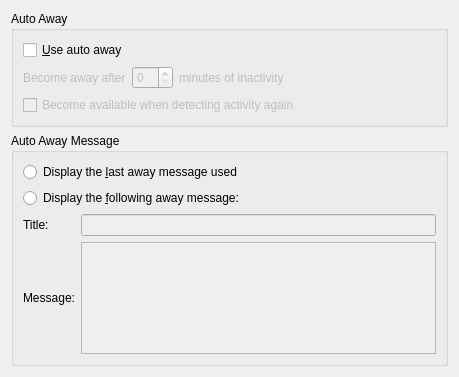
Above: kopete/config/behavior/behaviorconfig_away.ui from KDE/kopete before the change. Below: the same form after it.
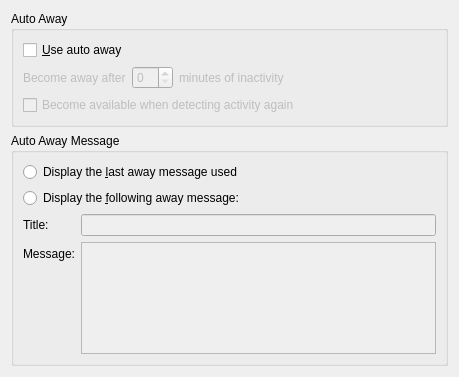
That is the form after the change. Custom widgets are drawn as their Qt base class.

Commit message: use QFormLayouts where appropriate

Patch:
```diff
--- a/kopete/config/behavior/behaviorconfig_away.ui
+++ b/kopete/config/behavior/behaviorconfig_away.ui
@@ -9,7 +9,7 @@
     <height>377</height>
    </rect>
   </property>
-  <layout class="QVBoxLayout" >
+  <layout class="QVBoxLayout" name="verticalLayout_2" >
    <item>
     <widget class="QGroupBox" name="groupBox_2" >
      <property name="title" >
@@ -97,43 +97,45 @@
      <property name="title" >
       <string>Auto Away Message</string>
      </property>
-     <layout class="QGridLayout" >
-      <item row="0" column="0" colspan="2" >
+     <layout class="QVBoxLayout" name="verticalLayout" >
+      <item>
        <widget class="QRadioButton" name="kcfg_useLastAwayMessage" >
         <property name="text" >
          <string>Display the &amp;last away message used</string>
         </property>
        </widget>
       </item>
-      <item row="1" column="0" colspan="2" >
+      <item>
        <widget class="QRadioButton" name="kcfg_useCustomAwayMessage" >
         <property name="text" >
          <string>Display the &amp;following away message:</string>
         </property>
        </widget>
       </item>
-      <item row="2" column="0" >
+      <item>
+       <layout class="QFormLayout" name="formLayout" >
+        <item row="0" column="0" >
        <widget class="QLabel" name="label" >
         <property name="text" >
          <string>Title:</string>
         </property>
        </widget>
       </item>
-      <item row="2" column="1" >
+        <item row="0" column="1" >
        <widget class="KLineEdit" name="kcfg_autoAwayCustomTitle" >
         <property name="enabled" >
          <bool>false</bool>
         </property>
        </widget>
       </item>
-      <item row="3" column="0" >
+        <item row="1" column="0" >
        <widget class="QLabel" name="label_4" >
         <property name="text" >
          <string>Message:</string>
         </property>
        </widget>
       </item>
-      <item row="3" column="1" >
+        <item row="1" column="1" >
        <widget class="QTextEdit" name="mAutoAwayCustomMessage" >
         <property name="enabled" >
          <bool>false</bool>
@@ -142,6 +144,8 @@
          <bool>false</bool>
         </property>
        </widget>
+        </item>
+       </layout>
       </item>
      </layout>
     </widget>
```
Lines whose indentation alone changed are shown as unchanged. The commit also changes 9 other files.
